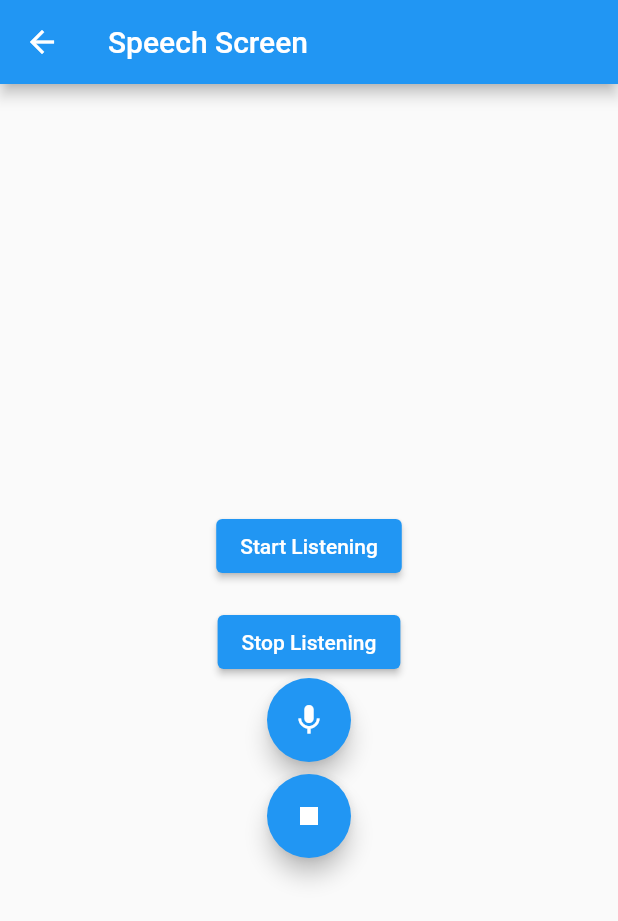
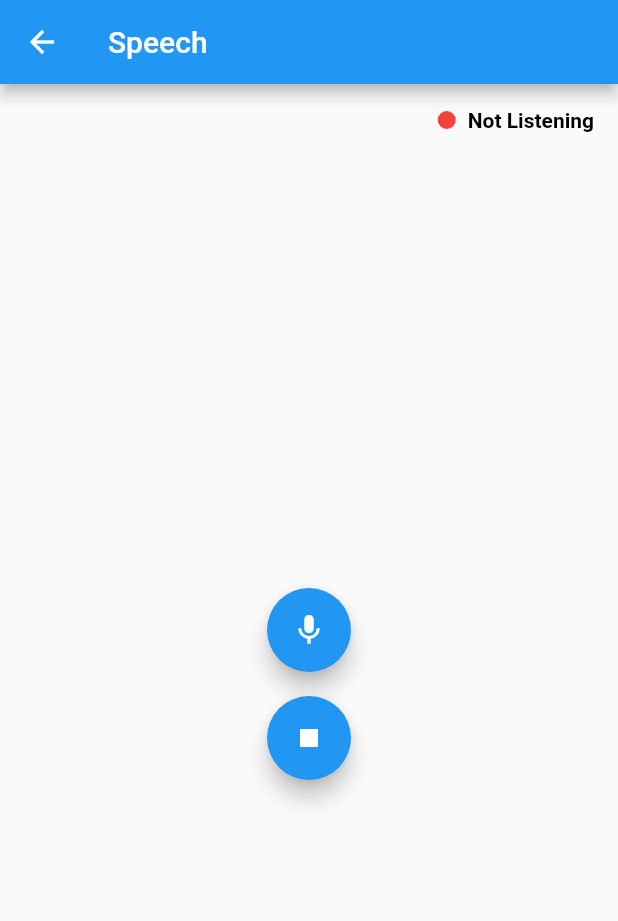
Before and after one commit to mirignak/kai-chatmate, a Flutter app: the SpeechScreen screen opened by its route, on a phone screen of 412 x 824 dp. Shown: the top 921 px of the screen. Run offline on Flutter 3.47's test engine with Material 2 defaults, Android fonts, the light colour scheme and no system bars; our stand-ins replace speech_to_text.

Commit message:
speech - add listening/not listening

```diff
--- a/front/lib/screens/speech_screen.dart
+++ b/front/lib/screens/speech_screen.dart
@@ -1,7 +1,6 @@
+import 'dart:async';
 import 'package:flutter/material.dart';
 import 'package:speech_to_text/speech_to_text.dart' as stt;
-import 'package:flat/widgets/speech_input_widget.dart';
-import 'package:flat/widgets/text_input_widget.dart';
 
 class SpeechScreen extends StatefulWidget {
   @override
@@ -11,6 +10,7 @@ class SpeechScreen extends StatefulWidget {
 class _SpeechScreenState extends State<SpeechScreen> {
   stt.SpeechToText _speechToText = stt.SpeechToText();
   String _recognizedText = '';
+  // List<String> _recognizedTextList = [];
   bool _isListening = false;
 
   @override
@@ -23,28 +23,59 @@ class _SpeechScreenState extends State<SpeechScreen> {
   Widget build(BuildContext context) {
     return Scaffold(
         appBar: AppBar(
-        title: Text('Speech Screen'),
+          title: Text('Speech'),
         ),
-      body: Center(
+        body: Stack(
+          children: [
+            Align(
+                alignment: Alignment.center,
                 child: Column(
                   mainAxisAlignment: MainAxisAlignment.center,
                   children: [
                     Text(_recognizedText),
-            // TextInputWidget(),
                     SizedBox(height: 16),
-            ElevatedButton(
+                    FloatingActionButton(
                       onPressed: _startListening,
-              child: Text('Start Listening'),
+                      child: Icon(Icons.mic),
                     ),
                     SizedBox(height: 16),
-            ElevatedButton(
+                    FloatingActionButton(
+                      //ElevatedButton
                       onPressed: _stopListening,
-              child: Text('Stop Listening'),
+                      child: Icon(Icons.stop),
                     ),
-            SpeechInputWidget(),
+                    // SpeechInputWidget(),
                   ],
+                )),
+            Positioned(top: 16, right: 16, child: _buildListeningStatus())
+          ],
+        ));
+  }
+
+  Widget _buildListeningStatus() {
+    Color backgroundColor = _isListening ? Colors.green : Colors.red;
+    String statusText = _isListening ? 'Listening...' : 'Not Listening';
+
+    return Row(
+      mainAxisSize: MainAxisSize.min,
+      children: [
+        Container(
+          width: 12,
+          height: 12,
+          decoration: BoxDecoration(
+            color: backgroundColor,
+            shape: BoxShape.circle,
           ),
         ),
+        SizedBox(width: 8),
+        Text(
+          statusText,
+          style: TextStyle(
+            color: Colors.black,
+            fontWeight: FontWeight.bold,
+          ),
+        ),
+      ],
     );
   }
 
@@ -55,22 +86,31 @@ class _SpeechScreenState extends State<SpeechScreen> {
     if (available) {
       setState(() {
         _isListening = true;
+        _recognizedText = '';
       });
 
+      Timer(Duration(seconds: 5), () {
+        print('Timeout occurred');
+        _stopListening();
+      });
       _speechToText.listen(
         onResult: (result) {
           setState(() {
             _recognizedText = result.recognizedWords;
           });
         },
+        listenFor: Duration(seconds: 5),
+        pauseFor: Duration(seconds: 5),
       );
     }
   }
 
   void _stopListening() {
     _speechToText.stop();
+    print('stop');
     setState(() {
       _isListening = false;
     });
+    // todo api call
   }
 }
--- a/front/lib/widgets/speech_input_widget.dart
+++ /dev/null
@@ -1,24 +0,0 @@
-import 'package:flutter/material.dart';
-
-class SpeechInputWidget extends StatelessWidget {
-  @override
-  Widget build(BuildContext context) {
-    return Column(
-      children: [
-        FloatingActionButton(
-          onPressed: () {
-            // Start listening for speech input
-          },
-          child: Icon(Icons.mic),
-        ),
-        SizedBox(height: 8),
-        FloatingActionButton(
-          onPressed: () {
-            // Stop listening for speech input
-          },
-          child: Icon(Icons.stop),
-        ),
-      ],
-    );
-  }
-}
```
Also changed, not shown: front/lib/_main.dart (deleted, +0 -212 lines), front/lib/widgets/text_input_widget.dart (deleted, +0 -23 lines), 3 other files. Lines whose indentation alone changed are shown as unchanged.
